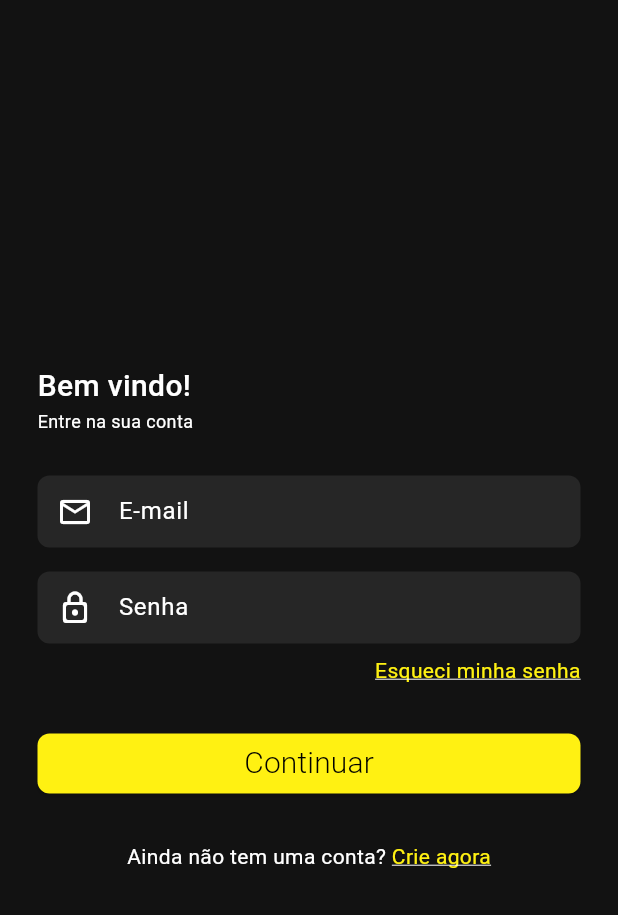
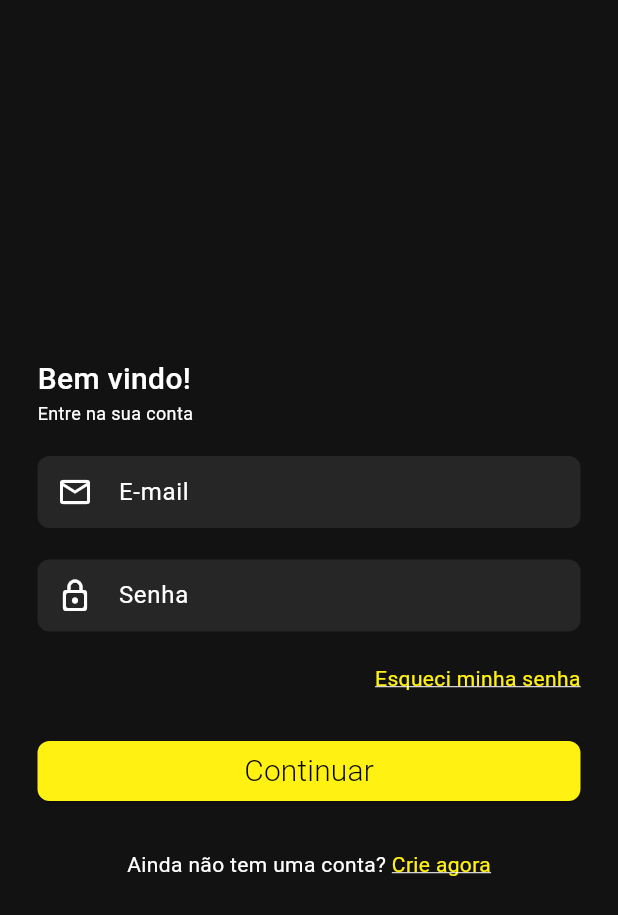
Before and after one commit to Ottenim/projetoDispositivosMoveis, a Flutter app: the HomePage screen opened directly, after a tap on the "notifications" icon, on a phone screen of 412 x 824 dp. Shown: the top 915 px of the screen. Run offline on Flutter 3.47's test engine with Material 3 defaults, Android fonts, the phone set to English and light mode, and no system bars; our stand-ins replace cloud_firestore, email_validator, equatable, firebase_core, flutter_bloc, flutter_svg; accounts and stored records are empty.

```diff
--- a/lib/ui/pages/home_page.dart
+++ b/lib/ui/pages/home_page.dart
@@ -2,6 +2,8 @@ import 'package:barber/ui/widgets/base_button.dart';
 import 'package:flutter/material.dart';
 
 class HomePage extends StatelessWidget {
+  static Route route() => MaterialPageRoute(builder: (context) => const HomePage());
+
   const HomePage({super.key});
 
   @override
--- a/lib/ui/pages/login/bloc/login_state.dart
+++ b/lib/ui/pages/login/bloc/login_state.dart
@@ -2,7 +2,7 @@ part of 'login_bloc.dart';
 
 class LoginState extends Equatable {
   const LoginState({
-    this.state = PageState.none,
+    this.state = const PageState(PageStatus.none),
     this.email = '',
     this.password = '',
   });
--- a/lib/ui/pages/login/view/login_page.dart
+++ b/lib/ui/pages/login/view/login_page.dart
@@ -1,141 +1,16 @@
-import 'package:barber/infra/extensions/integer.dart';
-import 'package:barber/ui/pages/home_page.dart';
 import 'package:barber/ui/pages/login/bloc/login_bloc.dart';
-import 'package:barber/ui/widgets/widgets.dart';
-import 'package:email_validator/email_validator.dart';
+import 'package:barber/ui/pages/login/view/login_view.dart';
 import 'package:flutter/material.dart';
 import 'package:flutter_bloc/flutter_bloc.dart';
 
 class LoginPage extends StatelessWidget {
+  const LoginPage({super.key});
+
   @override
   Widget build(BuildContext context) {
     return BlocProvider<LoginBloc>(
       create: (context) => LoginBloc(),
-      child: Scaffold(
-        body: Center(
-            child: Padding(
-          padding: const EdgeInsets.only(left: 25, right: 25, top: 8, bottom: 8),
-          child: Column(
-            mainAxisAlignment: MainAxisAlignment.center,
-            children: [
-              const Row(
-                children: [
-                  Text(
-                    "Bem vindo!",
-                    style: TextStyle(
-                      fontSize: 20,
-                      fontWeight: FontWeight.w500,
-                      color: Colors.white,
-                    ),
-                  ),
-                ],
-              ),
-              const Row(
-                children: [
-                  Text(
-                    "Entre na sua conta",
-                    style: TextStyle(
-                      fontSize: 12,
-                      fontWeight: FontWeight.w400,
-                    ),
-                  ),
-                ],
-              ),
-              20.toSizedBoxH(),
-              BaseTextField(
-                hint: 'E-mail',
-                prefixIcon: const Icon(Icons.email_outlined),
-                autofillHints: const [AutofillHints.email],
-                validator: (value) => EmailValidator.validate(value ?? '') ? 'Enter a valid email' : null,
-                onChanged: (value) => context.read<LoginBloc>().add(LoginEmailChanged(value)),
-              ),
-              BaseTextField(
-                hint: 'Senha',
-                prefixIcon: Icon(Icons.lock_outline_rounded),
-                keyboardType: TextInputType.visiblePassword,
-                autofillHints: [AutofillHints.password],
-                onChanged: (value) => context.read<LoginBloc>().add(LoginPasswordChanged(value)),
-              ),
-              const ForgotPassword(),
-              20.toSizedBoxH(),
-              ContinueButton(
-                text: "Continuar",
-                onClicked: () {
-                  Navigator.pushReplacement(
-                    context,
-                    MaterialPageRoute(builder: (context) => HomePage()),
-                  );
-                },
-              ),
-              20.toSizedBoxH(),
-              NewAccount(),
-            ],
-          ),
-        )),
-      ),
+      child: Scaffold(body: LoginView()),
     );
   }
 }
-
-class ForgotPassword extends StatelessWidget {
-  const ForgotPassword({super.key});
-
-  @override
-  Widget build(BuildContext context) {
-    return Row(
-      mainAxisAlignment: MainAxisAlignment.end,
-      children: [
-        InkWell(
-          mouseCursor: SystemMouseCursors.click,
-          onTap: () {
-            /*Navigator.push(
-              context,
-              MaterialPageRoute(builder: (context) => ForgotPasswordPage()),
-            );*/
-          },
-          child: const Text(
-            'Esqueci minha senha',
-            style: TextStyle(
-              color: Color(0xFFFFF112),
-              decoration: TextDecoration.underline,
-            ),
-          ),
-        ),
-      ],
-    );
-  }
-}
-
-class NewAccount extends StatelessWidget {
-  const NewAccount({super.key});
-
-  @override
-  Widget build(BuildContext context) {
-    return Center(
-      child: Row(
-        mainAxisAlignment: MainAxisAlignment.center,
-        children: [
-          const Text(
-            'Ainda não tem uma conta? ',
-            style: TextStyle(color: Colors.white, fontSize: 14),
-          ),
-          InkWell(
-            onTap: () {
-              /*Navigator.push(
-              context,
-              MaterialPageRoute(builder: (context) => CreateAccountPage()),
-              );*/
-            },
-            child: Text(
-              'Crie agora',
-              style: TextStyle(
-                color: Color(0xFFFFF112), // Cor do texto clicável
-                decoration: TextDecoration.underline, // Adiciona o underline
-              ),
-            ),
-          ),
-        ],
-      ),
-    );
-  }
-}
--- /dev/null
+++ b/lib/ui/pages/login/view/login_view.dart
@@ -0,0 +1,130 @@
+import 'package:barber/infra/extensions/integer.dart';
+import 'package:barber/ui/pages/home_page.dart';
+import 'package:barber/ui/pages/login/login.dart';
+import 'package:barber/ui/pages/user_register/view/user_register_page.dart';
+import 'package:barber/ui/widgets/widgets.dart';
+import 'package:email_validator/email_validator.dart';
+import 'package:flutter/material.dart';
+import 'package:flutter_bloc/flutter_bloc.dart';
+
+class LoginView extends StatelessWidget {
+  const LoginView({super.key});
+
+  @override
+  Widget build(BuildContext context) {
+    return Center(
+      child: Padding(
+        padding: const EdgeInsets.only(left: 25, right: 25, top: 8, bottom: 8),
+        child: Column(
+          mainAxisAlignment: MainAxisAlignment.center,
+          children: [
+            const Row(
+              children: [
+                Text(
+                  "Bem vindo!",
+                  style: TextStyle(
+                    fontSize: 20,
+                    fontWeight: FontWeight.w500,
+                    color: Colors.white,
+                  ),
+                ),
+              ],
+            ),
+            const Row(
+              children: [
+                Text(
+                  "Entre na sua conta",
+                  style: TextStyle(
+                    fontSize: 12,
+                    fontWeight: FontWeight.w400,
+                  ),
+                ),
+              ],
+            ),
+            20.toSizedBoxH(),
+            BaseTextField(
+              hint: 'E-mail',
+              prefixIcon: const Icon(Icons.email_outlined),
+              autofillHints: const [AutofillHints.email],
+              validator: (value) => EmailValidator.validate(value ?? '') ? 'Enter a valid email' : null,
+              onChanged: (value) => context.read<LoginBloc>().add(LoginEmailChanged(value)),
+            ),
+            BaseTextField(
+              hint: 'Senha',
+              prefixIcon: Icon(Icons.lock_outline_rounded),
+              keyboardType: TextInputType.visiblePassword,
+              autofillHints: [AutofillHints.password],
+              onChanged: (value) => context.read<LoginBloc>().add(LoginPasswordChanged(value)),
+            ),
+            const ForgotPassword(),
+            20.toSizedBoxH(),
+            ContinueButton(
+              text: "Continuar",
+              onClicked: () => Navigator.of(context).pushReplacement(HomePage.route()),
+            ),
+            20.toSizedBoxH(),
+            NewAccount(),
+          ],
+        ),
+      ),
+    );
+  }
+}
+
+class ForgotPassword extends StatelessWidget {
+  const ForgotPassword({super.key});
+
+  @override
+  Widget build(BuildContext context) {
+    return Row(
+      mainAxisAlignment: MainAxisAlignment.end,
+      children: [
+        InkWell(
+          mouseCursor: SystemMouseCursors.click,
+          onTap: () {
+            /*Navigator.push(
+              context,
+              MaterialPageRoute(builder: (context) => ForgotPasswordPage()),
+            );*/
+          },
+          child: const Text(
+            'Esqueci minha senha',
+            style: TextStyle(
+              color: Color(0xFFFFF112),
+              decoration: TextDecoration.underline,
+            ),
+          ),
+        ),
+      ],
+    );
+  }
+}
+
+class NewAccount extends StatelessWidget {
+  const NewAccount({super.key});
+
+  @override
+  Widget build(BuildContext context) {
+    return Center(
+      child: Row(
+        mainAxisAlignment: MainAxisAlignment.center,
+        children: [
+          const Text(
+            'Ainda não tem uma conta? ',
+            style: TextStyle(color: Colors.white, fontSize: 14),
+          ),
+          InkWell(
+            onTap: () => Navigator.of(context).push(UserRegisterPage.route()),
+            child: Text(
+              'Crie agora',
+              style: TextStyle(
+                color: Color(0xFFFFF112), // Cor do texto clicável
+                decoration: TextDecoration.underline, // Adiciona o underline
+              ),
+            ),
+          ),
+        ],
+      ),
+    );
+  }
+}
--- a/lib/ui/pages/login/view/view.dart
+++ b/lib/ui/pages/login/view/view.dart
@@ -1 +1,2 @@
 export 'login_page.dart';
+export 'login_view.dart';
--- /dev/null
+++ b/lib/ui/pages/user_register/user_register.dart
@@ -0,0 +1,2 @@
+export 'bloc/user_register_bloc.dart';
+export 'view/view.dart';
--- /dev/null
+++ b/lib/ui/pages/user_register/view/view.dart
@@ -0,0 +1,2 @@
+export 'user_register_page.dart';
+export 'user_register_view.dart';
--- a/lib/ui/widgets/base_button.dart
+++ b/lib/ui/widgets/base_button.dart
@@ -3,55 +3,32 @@ import 'package:flutter/material.dart';
 class BaseButton extends StatelessWidget {
   final String title;
   final VoidCallback? onPressed;
-  final IconData iconData;
+  final IconData? iconData;
 
   const BaseButton({
     super.key,
     required this.title,
-    required this.iconData,
+    this.iconData,
     this.onPressed,
   });
 
   @override
   Widget build(BuildContext context) {
-    return Padding(
-      padding: const EdgeInsets.all(8.0),
-      child: AbsorbPointer(
-        child: MaterialButton(
-          color: const Color(0xFF262626),
-          height: 46,
-          elevation: 4,
-          animationDuration: const Duration(milliseconds: 200),
-          mouseCursor: SystemMouseCursors.click,
-          shape: RoundedRectangleBorder(
-            borderRadius: BorderRadius.circular(8),
-          ),
-          onPressed: onPressed,
-          child: Row(
-            mainAxisAlignment: MainAxisAlignment.start,
-            children: [
-              Container(
-                width: 30,
-                height: 30,
-                decoration: BoxDecoration(
-                  borderRadius: BorderRadius.circular(8),
-                  color: const Color(0xFFFFF112),
-                ),
-                alignment: Alignment.center,
-                child: Icon(
-                  iconData,
-                  color: Colors.black,
-                ),
-              ),
-              const SizedBox(
-                width: 16,
-              ),
-              Text(
-                title,
-                style: const TextStyle(color: Colors.white, fontSize: 16),
-                textAlign: TextAlign.start,
-              ),
-            ],
+    return Container(
+      height: 44,
+      width: double.infinity,
+      child: ElevatedButton(
+        style: ElevatedButton.styleFrom(
+          backgroundColor: const Color(0xffFFF112),
+          shape: RoundedRectangleBorder(borderRadius: BorderRadius.circular(8)),
+        ),
+        onPressed: onPressed,
+        child: Text(
+          title,
+          style: const TextStyle(
+            color: Color(0xff363435),
+            fontWeight: FontWeight.w500,
+            fontSize: 16,
           ),
         ),
       ),
--- a/lib/ui/widgets/base_text_field.dart
+++ b/lib/ui/widgets/base_text_field.dart
@@ -38,7 +38,7 @@ class BaseTextField extends StatelessWidget {
   @override
   Widget build(BuildContext context) {
     return Container(
-      padding: const EdgeInsets.symmetric(vertical: 8),
+      padding: const EdgeInsets.only(bottom: 4),
       child: TextFormField(
         onTap: onTap,
         controller: controller,
@@ -61,6 +61,10 @@ class BaseTextField extends StatelessWidget {
           disabledBorder: UnderlineInputBorder(borderRadius: BorderRadius.circular(8), borderSide: BorderSide.none),
           filled: true,
           hintText: hint,
+          errorBorder: InputBorder.none,
+          errorStyle: TextStyle(fontSize: 10),
+          helperStyle: TextStyle(fontSize: 10),
+          helperText: '',
           prefixIconConstraints: const BoxConstraints(
             maxHeight: 24,
             maxWidth: 50,
--- a/pubspec.yaml
+++ b/pubspec.yaml
@@ -66,6 +66,7 @@ flutter:
   uses-material-design: true
   assets:
     - assets/images/
+    - assets/icons/
   # To add assets to your application, add an assets section, like this:
   # assets:
   #   - images/a_dot_burr.jpeg
```
Also changed, not shown: lib/ui/pages/user_register/bloc/user_register_bloc.dart (added, +60 -0 lines), lib/ui/pages/user_register/bloc/user_register_event.dart (added, +28 -0 lines), lib/ui/pages/user_register/bloc/user_register_state.dart (added, +32 -0 lines), lib/ui/pages/user_register/view/user_register_page.dart (added, +31 -0 lines), lib/ui/pages/user_register/view/user_register_view.dart (added, +74 -0 lines), lib/utils/page_state.dart (+21 -1 lines), assets/icons/user.svg (added).
